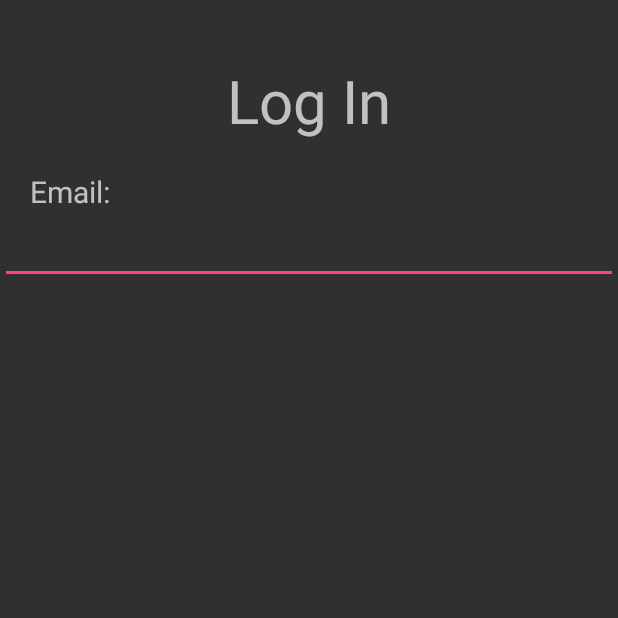
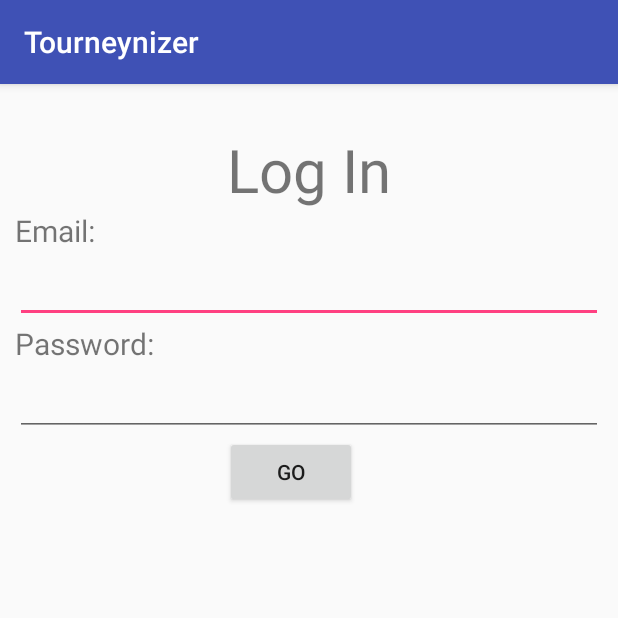
Before and after one commit to pmh192/Tourneynizer, an Android app: the screen it shows after launch (MainActivity), on a phone screen of 412 x 824 dp, the top half of it. Run offline under Robolectric (Android 15) with nearby library versions, the phone set to English and light mode, and no system bars.

Commit message:
finished first draft of UI layout for logging in on android

```diff
--- a/android/app/src/main/java/com/tourneynizer/tourneynizer/MainActivity.java
+++ b/android/app/src/main/java/com/tourneynizer/tourneynizer/MainActivity.java
@@ -2,7 +2,10 @@ package com.tourneynizer.tourneynizer;
 
 import android.support.v7.app.AppCompatActivity;
 import android.os.Bundle;
+import android.text.Editable;
 import android.view.View;
+import android.widget.Button;
+import android.widget.EditText;
 
 public class MainActivity extends AppCompatActivity {
 
@@ -10,5 +13,16 @@ public class MainActivity extends AppCompatActivity {
     protected void onCreate(Bundle savedInstanceState) {
         super.onCreate(savedInstanceState);
         setContentView(R.layout.activity_main);
+        Button loginButton = findViewById(R.id.loginButton);
+        loginButton.setOnClickListener(new View.OnClickListener() {
+            @Override
+            public void onClick(View view) {
+                Editable usernameText = ((EditText) findViewById(R.id.username)).getText();
+                Editable passwordText = ((EditText) findViewById(R.id.password)).getText();
+                // Check to see if username and password are valid
+                // if so, advance to next activity (home page of app)
+                // if not, display error message
+            }
+        });
     }
 }
--- a/android/app/src/main/res/layout/activity_main.xml
+++ b/android/app/src/main/res/layout/activity_main.xml
@@ -9,39 +9,46 @@
 		android:layout_height="wrap_content"
 		android:text="Log In"
 		android:textAlignment="center"
-        android:layout_marginTop="40dp"
-        android:textSize="40dp"/>
+		android:layout_marginTop="30dp"
+		android:textSize="40sp"/>
 
 	<TextView
 		android:layout_width="match_parent"
 		android:layout_height="wrap_content"
-        android:layout_marginLeft="20dp"
-        android:layout_marginTop="20dp"
+		android:layout_marginHorizontal="10dp"
 		android:text="Email:"
-        android:textSize="20dp" />
+		android:textSize="20sp" />
+
 	<EditText
 		android:layout_width="match_parent"
 		android:layout_height="wrap_content"
-        android:textSize="20dp"
+		android:inputType="textEmailAddress"
+		android:layout_marginHorizontal="10dp"
+		android:textSize="20sp"
+		android:id="@+id/username"
 		/>
-</LinearLayout>
 
-<!--
-<android.support.constraint.ConstraintLayout xmlns:android="http://schemas.android.com/apk/res/android"
-    xmlns:app="http://schemas.android.com/apk/res-auto"
-    xmlns:tools="http://schemas.android.com/tools"
-    android:layout_width="match_parent"
-    android:layout_height="match_parent"
-    tools:context="com.tourneynizer.tourneynizer.MainActivity">
-
-    <RelativeLayout
-        android:layout_width="match_parent"
-        android:layout_height="match_parent">
 	<TextView
 		android:layout_width="match_parent"
 		android:layout_height="wrap_content"
-            android:text="@string/app_name"
+		android:layout_marginHorizontal="10dp"
+		android:text="Password:"
+		android:textSize="20sp" />
+
+	<EditText
+		android:layout_width="match_parent"
+		android:layout_height="wrap_content"
+		android:inputType="textPassword"
+		android:layout_marginHorizontal="10dp"
+		android:textSize="20sp"
+		android:id="@+id/password"
 		/>
-    </RelativeLayout>
-</android.support.constraint.ConstraintLayout >
--->
+
+	<Button
+		android:layout_width="wrap_content"
+		android:layout_height="wrap_content"
+		android:text="GO"
+		android:layout_marginHorizontal="150dp"
+		android:id="@+id/loginButton"
+		/>
+</LinearLayout>
--- a/android/app/src/main/res/values/styles.xml
+++ b/android/app/src/main/res/values/styles.xml
@@ -1,7 +1,7 @@
 <resources>
 
     <!-- Base application theme. -->
-    <style name="AppTheme" parent="Theme.AppCompat.NoActionBar">
+    <style name="AppTheme" parent="Theme.AppCompat.Light.DarkActionBar">
         <!-- Customize your theme here. -->
         <item name="colorPrimary">@color/colorPrimary</item>
         <item name="colorPrimaryDark">@color/colorPrimaryDark</item>
```
Lines whose indentation alone changed are shown as unchanged.
